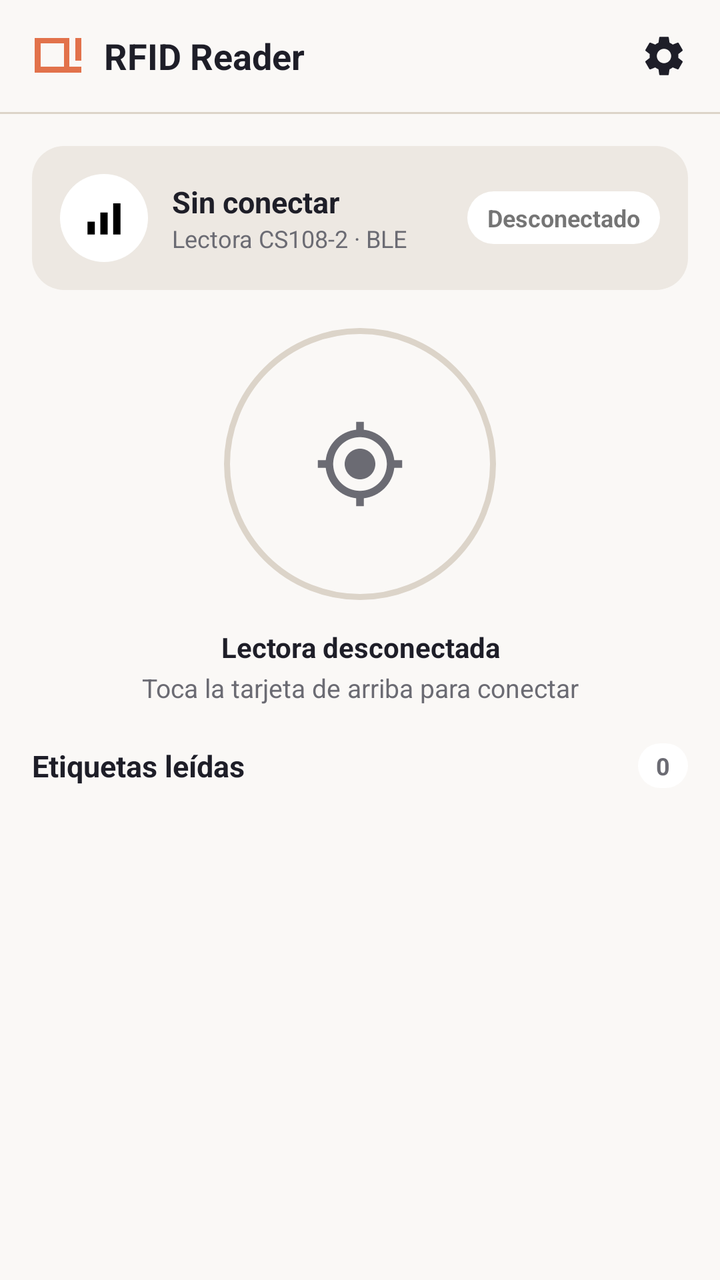
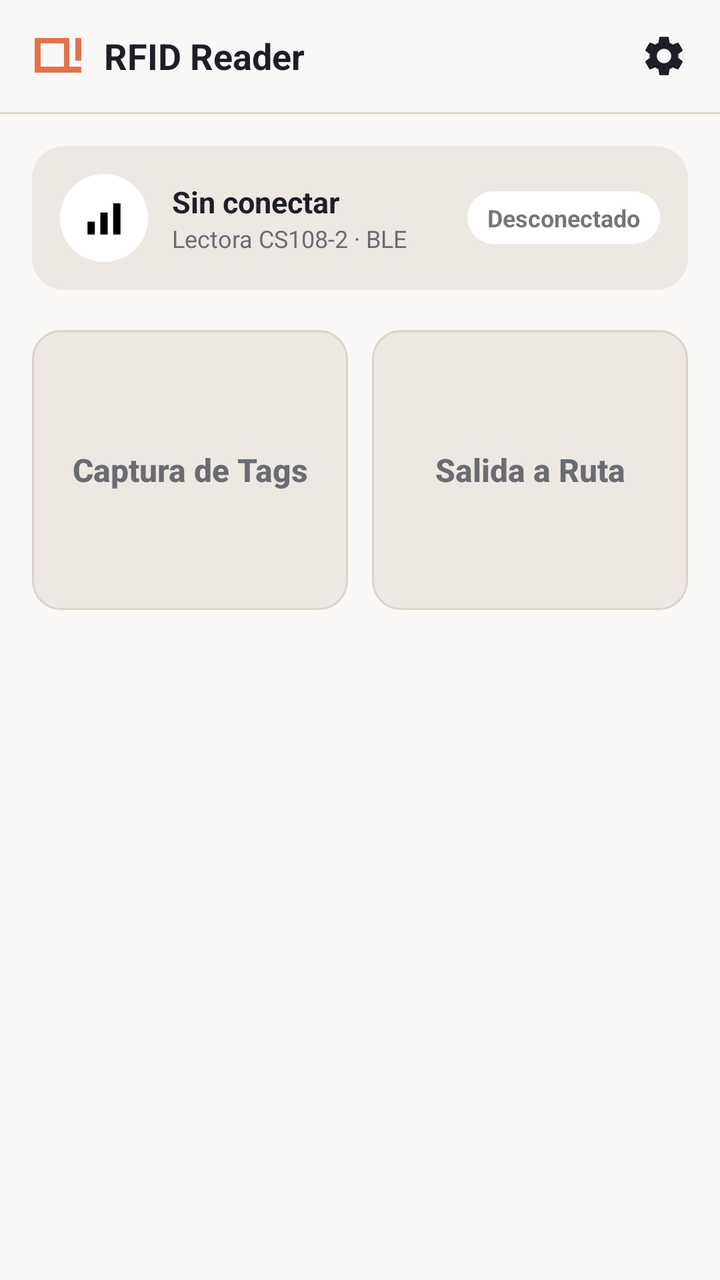

Before-and-after screenshots of an Android layout around one commit, followed by the original layout XML and the change that was made.
<!-- AndroidManifest.xml: application theme Theme.RfidReader -->
<!-- res/layout/activity_main.xml -->
<?xml version="1.0" encoding="utf-8"?>
<LinearLayout xmlns:android="http://schemas.android.com/apk/res/android"
    android:layout_width="match_parent"
    android:layout_height="match_parent"
    android:orientation="vertical"
    android:fitsSystemWindows="true"
    android:background="@color/color_background">

    
    <LinearLayout
        android:layout_width="match_parent"
        android:layout_height="56dp"
        android:orientation="horizontal"
        android:gravity="center_vertical"
        android:paddingStart="16dp"
        android:paddingEnd="8dp">

        <ImageView
            android:layout_width="26dp"
            android:layout_height="26dp"
            android:src="@drawable/logo_quantum"
            android:contentDescription="@string/app_name" />

        <TextView
            android:layout_width="0dp"
            android:layout_height="wrap_content"
            android:layout_weight="1"
            android:layout_marginStart="10dp"
            android:text="@string/app_name"
            android:textSize="18sp"
            android:textStyle="bold"
            android:textColor="@color/color_text" />

        <ImageButton
            android:id="@+id/btnAjustes"
            android:layout_width="40dp"
            android:layout_height="40dp"
            android:background="?attr/selectableItemBackgroundBorderless"
            android:src="@drawable/ic_settings"
            android:tint="@color/color_text"
            android:contentDescription="@string/ajustes" />
    </LinearLayout>

    <View
        android:layout_width="match_parent"
        android:layout_height="1dp"
        android:background="@color/color_border" />

    
    <LinearLayout
        android:layout_width="match_parent"
        android:layout_height="0dp"
        android:layout_weight="1"
        android:orientation="vertical"
        android:padding="16dp">

        
        <LinearLayout
            android:id="@+id/tarjetaConexion"
            android:layout_width="match_parent"
            android:layout_height="wrap_content"
            android:orientation="horizontal"
            android:gravity="center_vertical"
            android:background="@drawable/shape_card"
            android:clickable="true"
            android:focusable="true"
            android:foreground="?attr/selectableItemBackground"
            android:padding="14dp">

            <ImageView
                android:id="@+id/imgBadgeLectora"
                android:layout_width="44dp"
                android:layout_height="44dp"
                android:background="@drawable/shape_oval"
                android:padding="11dp"
                android:src="@drawable/ic_signal"
                android:contentDescription="@null" />

            <LinearLayout
                android:layout_width="0dp"
                android:layout_height="wrap_content"
                android:layout_weight="1"
                android:layout_marginStart="12dp"
                android:orientation="vertical">

                <TextView
                    android:id="@+id/tvNombreLectora"
                    android:layout_width="wrap_content"
                    android:layout_height="wrap_content"
                    android:text="@string/sin_conectar"
                    android:textSize="15sp"
                    android:textStyle="bold"
                    android:textColor="@color/color_text"
                    android:singleLine="true"
                    android:ellipsize="end" />

                <TextView
                    android:layout_width="wrap_content"
                    android:layout_height="wrap_content"
                    android:text="@string/lectora_cs108"
                    android:textSize="12sp"
                    android:textColor="@color/color_text_muted" />
            </LinearLayout>

            <TextView
                android:id="@+id/chipConexion"
                android:layout_width="wrap_content"
                android:layout_height="wrap_content"
                android:background="@drawable/shape_chip"
                android:paddingStart="10dp"
                android:paddingEnd="10dp"
                android:paddingTop="5dp"
                android:paddingBottom="5dp"
                android:text="@string/desconectado"
                android:textSize="12sp"
                android:textStyle="bold" />
        </LinearLayout>

        
        <LinearLayout
            android:layout_width="match_parent"
            android:layout_height="0dp"
            android:layout_weight="1"
            android:orientation="vertical"
            android:gravity="center">

            <FrameLayout
                android:id="@+id/circuloEstado"
                android:layout_width="136dp"
                android:layout_height="136dp"
                android:background="@drawable/shape_circle_idle">

                <ImageView
                    android:id="@+id/imgCirculoIcono"
                    android:layout_width="46dp"
                    android:layout_height="46dp"
                    android:layout_gravity="center"
                    android:src="@drawable/ic_target"
                    android:tint="@color/color_text_muted"
                    android:contentDescription="@null" />
            </FrameLayout>

            <TextView
                android:id="@+id/tvEstadoTitulo"
                android:layout_width="wrap_content"
                android:layout_height="wrap_content"
                android:layout_marginTop="14dp"
                android:text="@string/conectate_primero"
                android:textSize="14sp"
                android:textStyle="bold"
                android:textColor="@color/color_text"
                android:gravity="center" />

            <TextView
                android:id="@+id/tvEstadoSub"
                android:layout_width="wrap_content"
                android:layout_height="wrap_content"
                android:layout_marginTop="2dp"
                android:text="@string/toca_para_conectar"
                android:textSize="13sp"
                android:textColor="@color/color_text_muted"
                android:gravity="center" />
        </LinearLayout>

        
        <LinearLayout
            android:layout_width="match_parent"
            android:layout_height="wrap_content"
            android:orientation="vertical">

            <LinearLayout
                android:layout_width="match_parent"
                android:layout_height="wrap_content"
                android:orientation="horizontal"
                android:gravity="center_vertical"
                android:paddingBottom="10dp">

                <TextView
                    android:layout_width="0dp"
                    android:layout_height="wrap_content"
                    android:layout_weight="1"
                    android:text="@string/etiquetas_leidas"
                    android:textSize="15sp"
                    android:textStyle="bold"
                    android:textColor="@color/color_text" />

                <TextView
                    android:id="@+id/chipConteo"
                    android:layout_width="wrap_content"
                    android:layout_height="wrap_content"
                    android:background="@drawable/shape_chip"
                    android:paddingStart="9dp"
                    android:paddingEnd="9dp"
                    android:paddingTop="3dp"
                    android:paddingBottom="3dp"
                    android:text="0"
                    android:textSize="12sp"
                    android:textStyle="bold"
                    android:textColor="@color/color_text_muted" />
            </LinearLayout>

            <androidx.recyclerview.widget.RecyclerView
                android:id="@+id/lvLecturas"
                android:layout_width="match_parent"
                android:layout_height="220dp"
                android:clipToPadding="false" />
        </LinearLayout>
    </LinearLayout>
</LinearLayout>
<!-- resources referenced by this layout -->
<resources>
  <color name="color_background">#FAF8F6</color>
  <color name="color_border">#DCD4C9</color>
  <color name="color_text">#1E1E28</color>
  <color name="color_text_muted">#6B6B73</color>
  <!-- drawable ic_signal (drawable) -->
  <vector xmlns:android="http://schemas.android.com/apk/res/android"
      android:width="24dp"
      android:height="24dp"
      android:viewportWidth="24"
      android:viewportHeight="24">
      <path
          android:fillColor="#FF000000"
          android:pathData="M3,14h4v7h-4z" />
      <path
          android:fillColor="#FF000000"
          android:pathData="M10,9h4v12h-4z" />
      <path
          android:fillColor="#FF000000"
          android:pathData="M17,4h4v17h-4z" />
  </vector>
  <!-- drawable ic_target (drawable) -->
  <vector xmlns:android="http://schemas.android.com/apk/res/android"
      android:width="24dp"
      android:height="24dp"
      android:viewportWidth="24"
      android:viewportHeight="24">
      <path
          android:fillColor="#FF000000"
          android:pathData="M12,8c-2.21,0 -4,1.79 -4,4s1.79,4 4,4s4,-1.79 4,-4S14.21,8 12,8zM20.94,11c-0.46,-4.17 -3.77,-7.48 -7.94,-7.94V1h-2v2.06c-4.17,0.46 -7.48,3.77 -7.94,7.94H1v2h2.06c0.46,4.17 3.77,7.48 7.94,7.94V23h2v-2.06c4.17,-0.46 7.48,-3.77 7.94,-7.94H23v-2H20.94zM12,19c-3.87,0 -7,-3.13 -7,-7s3.13,-7 7,-7s7,3.13 7,7S15.87,19 12,19z" />
  </vector>
  <!-- drawable shape_card (drawable) -->
  <?xml version="1.0" encoding="utf-8"?>
  <shape xmlns:android="http://schemas.android.com/apk/res/android" android:shape="rectangle">
      <solid android:color="@color/color_surface" />
      <corners android:radius="16dp" />
  </shape>
  <!-- drawable shape_chip (drawable) -->
  <?xml version="1.0" encoding="utf-8"?>
  <shape xmlns:android="http://schemas.android.com/apk/res/android" android:shape="rectangle">
      <solid android:color="@android:color/white" />
      <corners android:radius="999dp" />
  </shape>
  <!-- drawable shape_circle_idle (drawable) -->
  <?xml version="1.0" encoding="utf-8"?>
  <shape xmlns:android="http://schemas.android.com/apk/res/android" android:shape="oval">
      <solid android:color="@android:color/transparent" />
      <stroke android:width="3dp" android:color="@color/color_border" />
  </shape>
  <!-- drawable shape_oval (drawable) -->
  <?xml version="1.0" encoding="utf-8"?>
  <shape xmlns:android="http://schemas.android.com/apk/res/android" android:shape="oval">
      <solid android:color="@android:color/white" />
  </shape>
  <string name="ajustes">Ajustes</string>
  <string name="app_name">RFID Reader</string>
  <string name="conectate_primero">Lectora desconectada</string>
  <string name="desconectado">Desconectado</string>
  <string name="etiquetas_leidas">Etiquetas leídas</string>
  <string name="lectora_cs108">Lectora CS108-2 · BLE</string>
  <string name="sin_conectar">Sin conectar</string>
  <string name="toca_para_conectar">Toca la tarjeta de arriba para conectar</string>
  <style name="Theme.RfidReader" parent="Theme.AppCompat.DayNight.NoActionBar">
          <item name="colorPrimary">@color/color_accent</item>
          <item name="colorAccent">@color/color_accent</item>
          <item name="android:windowBackground">@color/color_background</item>
          <item name="android:colorBackground">@color/color_background</item>
      </style>
  <color name="color_surface">#EDE8E2</color>
  <color name="color_accent">#E2724B</color>
  <!-- unchanged entries left out for length: 2 -->
</resources>

<!-- the commit's change to res/layout/activity_main.xml (unified diff, before → after) -->
@@ -116,54 +116,52 @@
                 android:textStyle="bold" />
         </LinearLayout>
 
+        <View
+            android:layout_width="0dp"
+            android:layout_height="20dp" />
+
         
         <LinearLayout
             android:layout_width="match_parent"
-            android:layout_height="0dp"
-            android:layout_weight="1"
-            android:orientation="vertical"
-            android:gravity="center">
-
-            <FrameLayout
-                android:id="@+id/circuloEstado"
-                android:layout_width="136dp"
-                android:layout_height="136dp"
-                android:background="@drawable/shape_circle_idle">
-
-                <ImageView
-                    android:id="@+id/imgCirculoIcono"
-                    android:layout_width="46dp"
-                    android:layout_height="46dp"
-                    android:layout_gravity="center"
-                    android:src="@drawable/ic_target"
-                    android:tint="@color/color_text_muted"
-                    android:contentDescription="@null" />
-            </FrameLayout>
-
-            <TextView
-                android:id="@+id/tvEstadoTitulo"
-                android:layout_width="wrap_content"
-                android:layout_height="wrap_content"
-                android:layout_marginTop="14dp"
-                android:text="@string/conectate_primero"
-                android:textSize="14sp"
+            android:layout_height="wrap_content"
+            android:orientation="horizontal">
+
+            <Button
+                android:id="@+id/btnCapturaTags"
+                android:layout_width="0dp"
+                android:layout_height="140dp"
+                android:layout_weight="1"
+                android:enabled="false"
+                android:background="@drawable/shape_button_menu"
+                android:gravity="center"
+                android:text="@string/captura_de_tags"
+                android:textAllCaps="false"
+                android:textSize="16sp"
                 android:textStyle="bold"
-                android:textColor="@color/color_text"
-                android:gravity="center" />
-
-            <TextView
-                android:id="@+id/tvEstadoSub"
-                android:layout_width="wrap_content"
-                android:layout_height="wrap_content"
-                android:layout_marginTop="2dp"
-                android:text="@string/toca_para_conectar"
-                android:textSize="13sp"
-                android:textColor="@color/color_text_muted"
-                android:gravity="center" />
+                android:textColor="@color/color_button_menu_text" />
+
+            <View
+                android:layout_width="12dp"
+                android:layout_height="0dp" />
+
+            <Button
+                android:id="@+id/btnSalidaRuta"
+                android:layout_width="0dp"
+                android:layout_height="140dp"
+                android:layout_weight="1"
+                android:enabled="false"
+                android:background="@drawable/shape_button_menu"
+                android:gravity="center"
+                android:text="@string/salida_a_ruta"
+                android:textAllCaps="false"
+                android:textSize="16sp"
+                android:textStyle="bold"
+                android:textColor="@color/color_button_menu_text" />
         </LinearLayout>
 
         
         <LinearLayout
+            android:visibility="gone"
             android:layout_width="match_parent"
             android:layout_height="wrap_content"
             android:orientation="vertical">
<!-- resource entries referenced after the edit -->
@@ -20,16 +20,12 @@
           android:fillColor="#FF000000"
           android:pathData="M17,4h4v17h-4z" />
   </vector>
-  <!-- drawable ic_target (drawable) -->
-  <vector xmlns:android="http://schemas.android.com/apk/res/android"
-      android:width="24dp"
-      android:height="24dp"
-      android:viewportWidth="24"
-      android:viewportHeight="24">
-      <path
-          android:fillColor="#FF000000"
-          android:pathData="M12,8c-2.21,0 -4,1.79 -4,4s1.79,4 4,4s4,-1.79 4,-4S14.21,8 12,8zM20.94,11c-0.46,-4.17 -3.77,-7.48 -7.94,-7.94V1h-2v2.06c-4.17,0.46 -7.48,3.77 -7.94,7.94H1v2h2.06c0.46,4.17 3.77,7.48 7.94,7.94V23h2v-2.06c4.17,-0.46 7.48,-3.77 7.94,-7.94H23v-2H20.94zM12,19c-3.87,0 -7,-3.13 -7,-7s3.13,-7 7,-7s7,3.13 7,7S15.87,19 12,19z" />
-  </vector>
+  <!-- drawable shape_button_menu (drawable) -->
+  <?xml version="1.0" encoding="utf-8"?>
+  <selector xmlns:android="http://schemas.android.com/apk/res/android">
+      <item android:state_enabled="false" android:drawable="@drawable/shape_button_menu_disabled" />
+      <item android:drawable="@drawable/shape_button_menu_enabled" />
+  </selector>
   <!-- drawable shape_card (drawable) -->
   <?xml version="1.0" encoding="utf-8"?>
   <shape xmlns:android="http://schemas.android.com/apk/res/android" android:shape="rectangle">
@@ -42,12 +38,6 @@
       <solid android:color="@android:color/white" />
       <corners android:radius="999dp" />
   </shape>
-  <!-- drawable shape_circle_idle (drawable) -->
-  <?xml version="1.0" encoding="utf-8"?>
-  <shape xmlns:android="http://schemas.android.com/apk/res/android" android:shape="oval">
-      <solid android:color="@android:color/transparent" />
-      <stroke android:width="3dp" android:color="@color/color_border" />
-  </shape>
   <!-- drawable shape_oval (drawable) -->
   <?xml version="1.0" encoding="utf-8"?>
   <shape xmlns:android="http://schemas.android.com/apk/res/android" android:shape="oval">
@@ -55,18 +45,31 @@
   </shape>
   <string name="ajustes">Ajustes</string>
   <string name="app_name">RFID Reader</string>
-  <string name="conectate_primero">Lectora desconectada</string>
+  <string name="captura_de_tags">Captura de Tags</string>
   <string name="desconectado">Desconectado</string>
   <string name="etiquetas_leidas">Etiquetas leídas</string>
   <string name="lectora_cs108">Lectora CS108-2 · BLE</string>
+  <string name="salida_a_ruta">Salida a Ruta</string>
   <string name="sin_conectar">Sin conectar</string>
-  <string name="toca_para_conectar">Toca la tarjeta de arriba para conectar</string>
   <style name="Theme.RfidReader" parent="Theme.AppCompat.DayNight.NoActionBar">
           <item name="colorPrimary">@color/color_accent</item>
           <item name="colorAccent">@color/color_accent</item>
           <item name="android:windowBackground">@color/color_background</item>
           <item name="android:colorBackground">@color/color_background</item>
       </style>
+  <!-- drawable shape_button_menu_disabled (drawable) -->
+  <?xml version="1.0" encoding="utf-8"?>
+  <shape xmlns:android="http://schemas.android.com/apk/res/android" android:shape="rectangle">
+      <solid android:color="@color/color_surface" />
+      <stroke android:width="1dp" android:color="@color/color_border" />
+      <corners android:radius="14dp" />
+  </shape>
+  <!-- drawable shape_button_menu_enabled (drawable) -->
+  <?xml version="1.0" encoding="utf-8"?>
+  <shape xmlns:android="http://schemas.android.com/apk/res/android" android:shape="rectangle">
+      <solid android:color="@color/color_accent" />
+      <corners android:radius="14dp" />
+  </shape>
   <color name="color_surface">#EDE8E2</color>
   <color name="color_accent">#E2724B</color>
   <!-- unchanged entries left out for length: 2 -->
